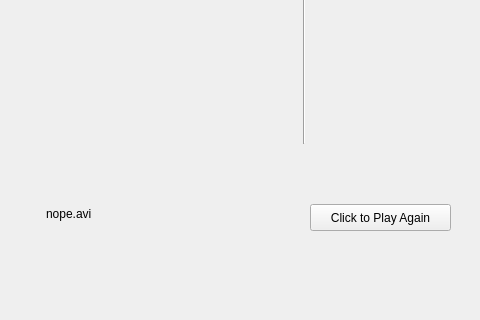
Qt form mainwindow.ui (Jyang772/Ultimate-Tic-Tac-Toe) before a commit; both pictures show x 0 to 480 and y 463 to 783 of the 851 by 783 pixel window.
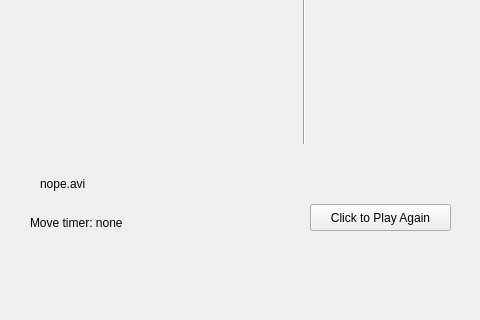
The same form after that commit.

Diff of the .ui file:
```diff
--- a/mainwindow.ui
+++ b/mainwindow.ui
@@ -192,8 +192,8 @@
    <widget class="QLabel" name="predictor">
     <property name="geometry">
      <rect>
-      <x>46</x>
-      <y>650</y>
+      <x>40</x>
+      <y>620</y>
       <width>221</width>
       <height>20</height>
      </rect>
@@ -202,6 +202,19 @@
      <string>nope.avi</string>
     </property>
    </widget>
+   <widget class="QLabel" name="timer">
+    <property name="geometry">
+     <rect>
+      <x>30</x>
+      <y>660</y>
+      <width>191</width>
+      <height>17</height>
+     </rect>
+    </property>
+    <property name="text">
+     <string>Move timer: none</string>
+    </property>
+   </widget>
   </widget>
   <widget class="QMenuBar" name="menuBar">
    <property name="geometry">
```
